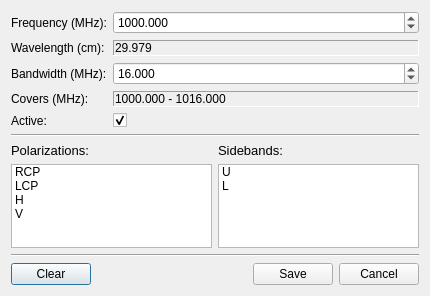
First picture: the form in pastrocore/gui_pyside/dialog_editor_if.ui, repository Torward1024/pAstroCORE, before the edit.
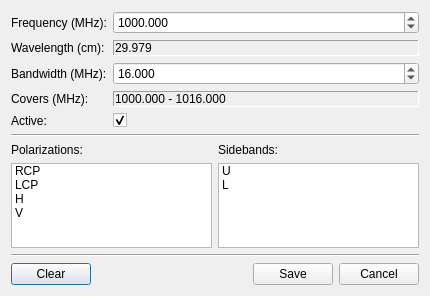
Second picture: the form after the edit. Icons and pictures are not drawn.

Commit message:
08.09.2026 -- The catalogue browsers open, and one font reaches all.
Reported from a live session, both browsers:

    AttributeError: 'SourcesCatalogDialog' has no attribute 'manipulator'

The lookup had been moved onto the orchestrator and the dialog was never given
one, so every way of opening either catalogue raised -- the Options menu, the
sources tab, the telescopes tab, Generate Observations. Nothing ever
constructed these two dialogs, so nothing noticed.

```diff
--- a/pastrocore/gui_pyside/dialog_editor_if.ui
+++ b/pastrocore/gui_pyside/dialog_editor_if.ui
@@ -223,13 +223,6 @@
       <layout class="QVBoxLayout" name="polarizationsColumn">
        <item>
         <widget class="QLabel" name="labelPolarizations">
-         <property name="font">
-          <font>
-           <family>Arial</family>
-           <pointsize>10</pointsize>
-           <bold>false</bold>
-          </font>
-         </property>
          <property name="text">
           <string>&lt;html&gt;&lt;head/&gt;&lt;body&gt;&lt;p&gt;Polarizations:&lt;/p&gt;&lt;/body&gt;&lt;/html&gt;</string>
          </property>
@@ -237,11 +230,6 @@
        </item>
        <item>
         <widget class="QListWidget" name="polarizationsList">
-         <property name="font">
-          <font>
-           <family>Arial</family>
-          </font>
-         </property>
          <property name="toolTip">
           <string>Circular or linear, not both. Each one recorded in each sideband is a channel</string>
          </property>
@@ -276,13 +264,6 @@
       <layout class="QVBoxLayout" name="sidebandsColumn">
        <item>
         <widget class="QLabel" name="labelSidebands">
-         <property name="font">
-          <font>
-           <family>Arial</family>
-           <pointsize>10</pointsize>
-           <bold>false</bold>
-          </font>
-         </property>
          <property name="text">
           <string>&lt;html&gt;&lt;head/&gt;&lt;body&gt;&lt;p&gt;Sidebands:&lt;/p&gt;&lt;/body&gt;&lt;/html&gt;</string>
          </property>
@@ -290,11 +271,6 @@
        </item>
        <item>
         <widget class="QListWidget" name="sidebandsList">
-         <property name="font">
-          <font>
-           <family>Arial</family>
-          </font>
-         </property>
          <property name="toolTip">
           <string>Which way the band runs from its sky frequency: U upwards, L downwards, both for a receiver that records either side</string>
          </property>
@@ -317,11 +293,6 @@
      </item>
      <item>
       <spacer name="horizontalSpacer">
-       <property name="font">
-        <font>
-         <family>Arial</family>
-        </font>
-       </property>
        <property name="orientation">
         <enum>Qt::Orientation::Horizontal</enum>
        </property>
```
Left out of the diff: 80 changed lines with no effect on the pictures. The commit also changes 39 other files.
